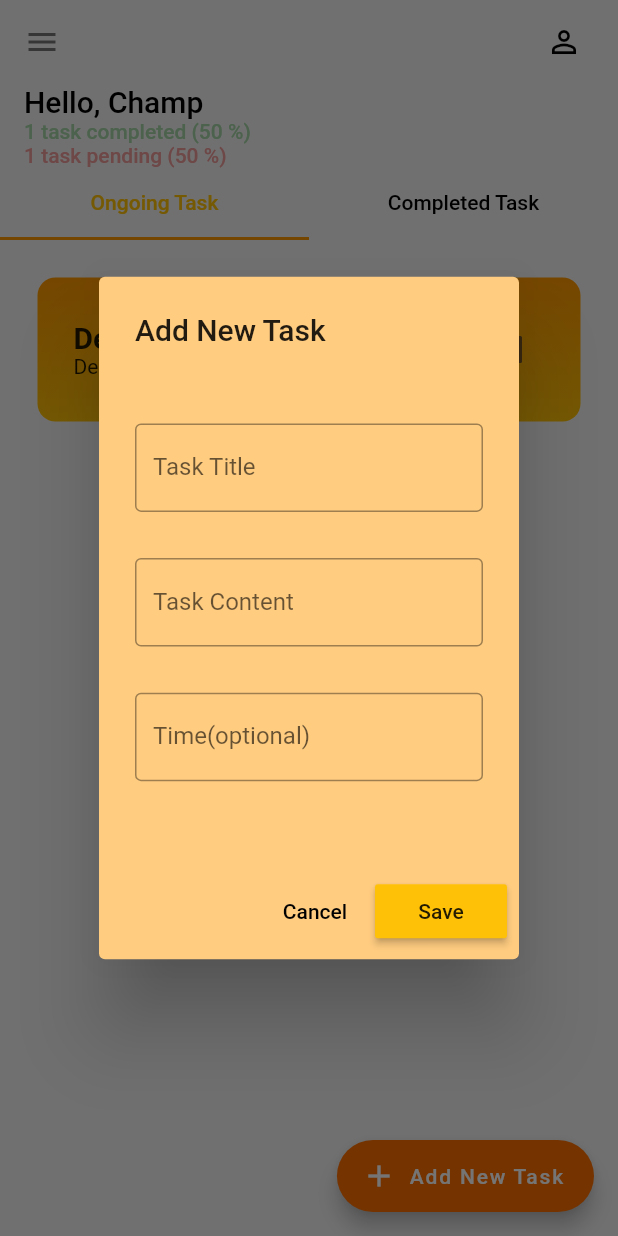
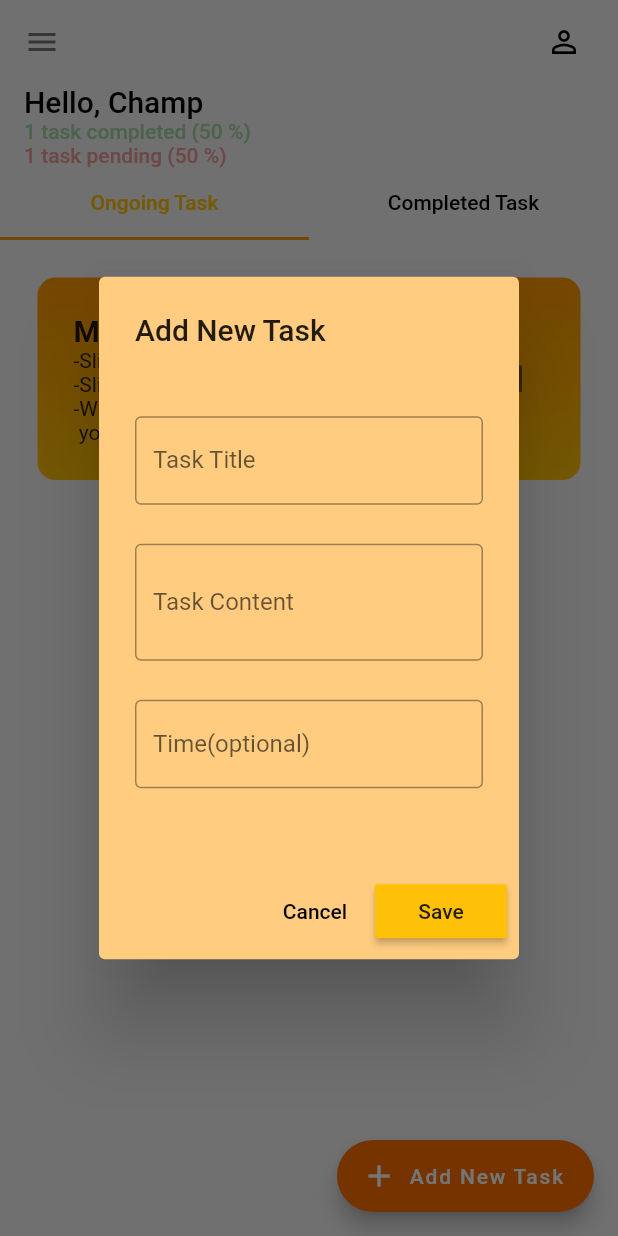
Before and after one commit to Rishipan/Task-App, a Flutter app: the screen it shows after launch, after a tap on "Add New Task", on a phone screen of 412 x 824 dp. Run offline on Flutter 3.47's test engine with Material 2 defaults, Android fonts, the phone set to English and light mode, and no system bars; drawn by our look-alikes of flutter_slidable; our stand-ins replace hive_flutter; accounts and stored records are empty.

Commit message:
fixing v.1.0.3

```diff
--- a/lib/data/complete_database.dart
+++ b/lib/data/complete_database.dart
@@ -8,7 +8,12 @@ class TaskDataBaseComplete {
 
   void createInitialDataComplete() {
     complete = [
-      ['Default Task', 'Default Content', '10:00 AM', true]
+      [
+        'Manual:-',
+        '-Slide me left to edit\n-Slide me left to delete\n-When task completed then\n you can checked me ✅🏁',
+        '🫡',
+        true
+      ]
     ];
   }
 
--- a/lib/data/ongoing_database.dart
+++ b/lib/data/ongoing_database.dart
@@ -8,7 +8,12 @@ class TaskDataBaseOngoing {
 
   void createInitialDataOngoing() {
     ongoing = [
-      ['Default Task', 'Default Content', '10:00 AM', false]
+      [
+        'Manual:-',
+        '-Slide me left to edit\n-Slide me left to delete\n-When task completed then\n you can checked me ✅🏁',
+        'Now',
+        false
+      ]
     ];
   }
 
--- a/lib/utils/dialog_box.dart
+++ b/lib/utils/dialog_box.dart
@@ -1,32 +1,28 @@
-// ignore_for_file: prefer_typing_uninitialized_variables
-
 import 'package:flutter/material.dart';
 
 class DialogBox extends StatelessWidget {
-  final titleController;
-  final contentController;
-  final dateController;
+  final TextEditingController titleController;
+  final TextEditingController contentController;
+  final TextEditingController dateController;
   final VoidCallback onSave;
   final VoidCallback onCancel;
 
   const DialogBox({
-    super.key,
+    Key? key,
     required this.titleController,
     required this.contentController,
-    this.dateController,
     required this.onCancel,
     required this.onSave,
-  });
+    required this.dateController,
+  }) : super(key: key);
 
   @override
   Widget build(BuildContext context) {
     return AlertDialog(
       backgroundColor: Colors.orange.shade200,
       title: const Text('Add New Task'),
-      content: Expanded(
-        child: SizedBox(
+      content: SizedBox(
         height: 300,
-          child: Expanded(
         child: Column(
           mainAxisAlignment: MainAxisAlignment.spaceEvenly,
           children: [
@@ -41,10 +37,12 @@ class DialogBox extends StatelessWidget {
             TextField(
               controller: contentController,
               keyboardType: TextInputType.multiline,
-                  maxLines: null,
+              maxLines: 2,
               textInputAction: TextInputAction.newline,
               decoration: const InputDecoration(
-                      border: OutlineInputBorder(), labelText: 'Task Content'),
+                border: OutlineInputBorder(),
+                labelText: 'Task Content',
+              ),
             ),
             TextField(
               controller: dateController,
@@ -54,8 +52,6 @@ class DialogBox extends StatelessWidget {
               ),
             ),
           ],
-            ),
-          ),
         ),
       ),
       actions: [
```
Also changed, not shown: lib/utils/task_tile.dart (+0 -34 lines). Lines whose indentation alone changed are shown as unchanged.
